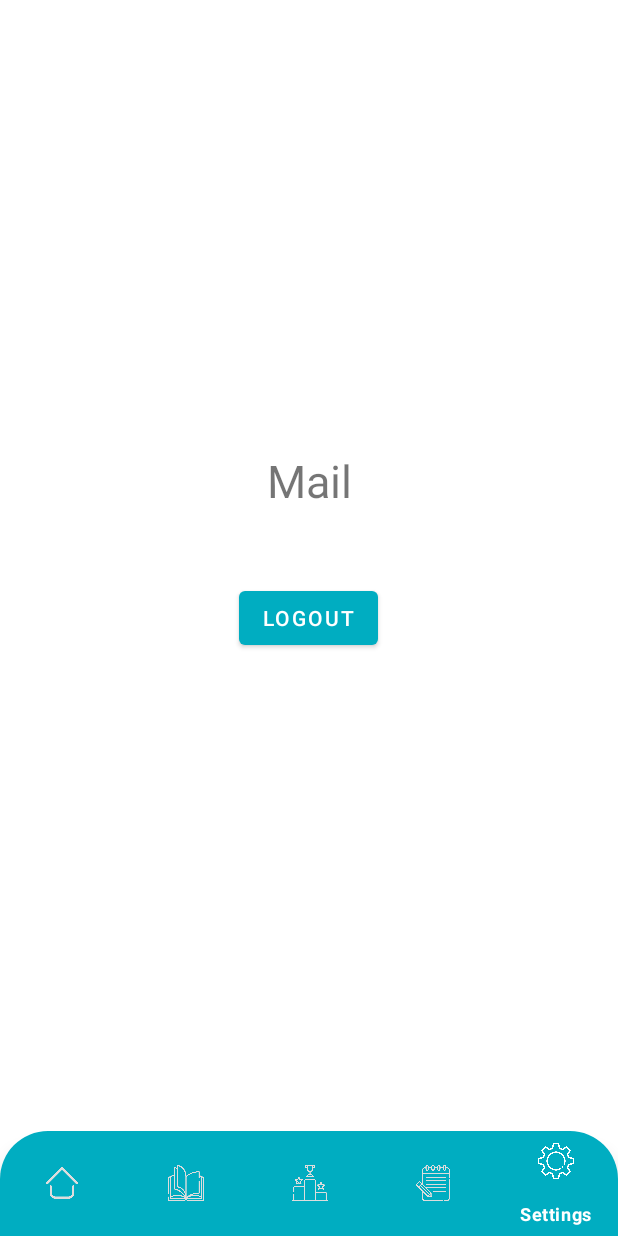
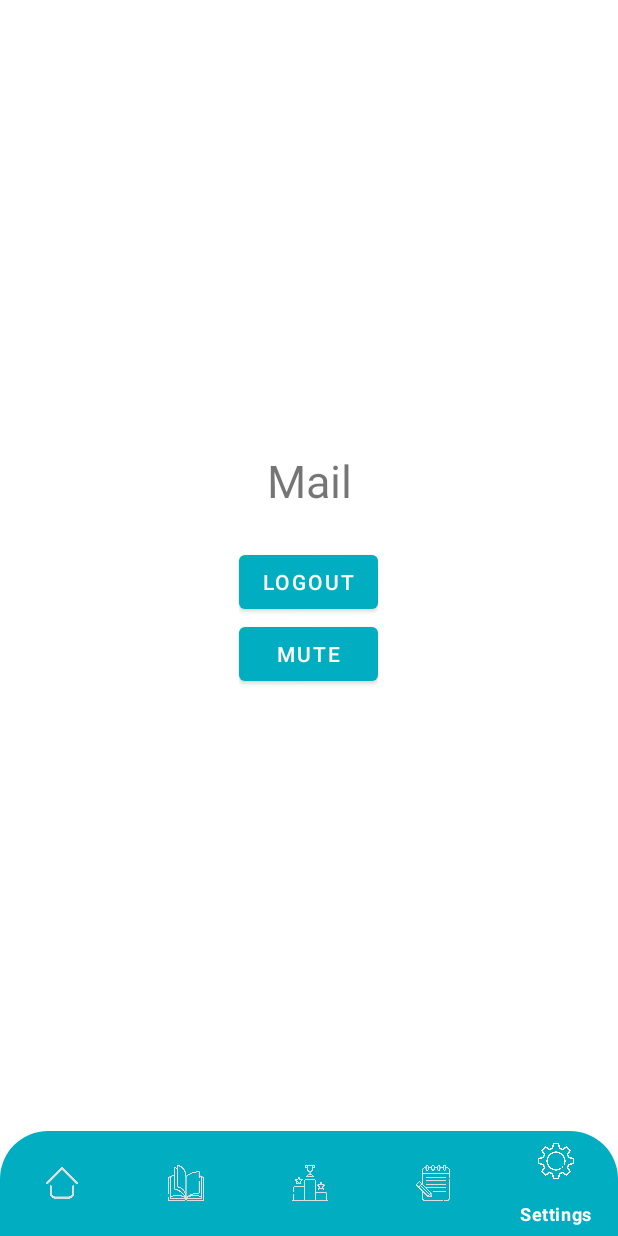
Before and after one commit to taiteng/RabbitU, an Android app: the Settings screen opened directly, with no data from a screen before it, on a phone screen of 412 x 824 dp. Run offline under Robolectric (Android 15) with nearby library versions, the phone set to English and light mode, and no system bars; our stand-ins replace Firebase (no records; nobody signed in at launch, a user with empty details on screens opened directly).

Commit message:
newest version

```diff
--- a/app/src/main/java/com/example/rabbitu/MainActivity.java
+++ b/app/src/main/java/com/example/rabbitu/MainActivity.java
@@ -101,7 +101,6 @@ public class MainActivity extends AppCompatActivity {
         });
 
         isPlayingMusic = true;
-        musicAudio = "https://firebasestorage.googleapis.com/v0/b/rabbitu-ae295.appspot.com/o/Eric%20Godlow%20Beats%20-%20follow%20me.mp3?alt=media&token=a5723865-1f95-4e46-818d-935192f427f0";
 
         mBottomNavigationView.setOnItemSelectedListener(new NavigationBarView.OnItemSelectedListener() {
             @Override
--- a/app/src/main/java/com/example/rabbitu/Settings.java
+++ b/app/src/main/java/com/example/rabbitu/Settings.java
@@ -23,7 +23,7 @@ public class Settings extends AppCompatActivity {
 
     BottomNavigationView mBottomNavigationView;
     FirebaseAuth mAuth;
-    Button LogoutBtn;
+    Button LogoutBtn, MusicBtn;
     TextView mail;
 
     GoogleSignInOptions gso;
@@ -36,12 +36,12 @@ public class Settings extends AppCompatActivity {
 
         mAuth = FirebaseAuth.getInstance();
 
-        LogoutBtn = findViewById(R.id.btnLogout);
+        LogoutBtn = findViewById(R.id.button_logout);
+        MusicBtn = findViewById(R.id.button_music);
         mail = findViewById(R.id.userEmail);
 
         mBottomNavigationView = findViewById(R.id.bottom_navigation_bar);
         mBottomNavigationView.setSelectedItemId(R.id.item5);
-
 
         gso = new GoogleSignInOptions.Builder(GoogleSignInOptions.DEFAULT_SIGN_IN)
                 .requestEmail()
--- a/app/src/main/res/layout/activity_login.xml
+++ b/app/src/main/res/layout/activity_login.xml
@@ -91,7 +91,7 @@
             <androidx.appcompat.widget.AppCompatButton
                 android:id="@+id/LoginButton"
                 style="@style/loginButton"
-                android:text="Login"
+                android:text="@string/login_button"
                 android:layout_gravity="center_horizontal"
                 android:layout_marginTop="@dimen/loginViewsMargin" />
 
@@ -102,7 +102,7 @@
                 android:textStyle="bold"
                 android:textColor="@color/themeColor"
                 android:textSize="17sp"
-                android:text="New user? Register Now"
+                android:text="@string/new_user_register_now"
                 android:layout_marginTop="@dimen/loginViewsMargin"
                 android:onClick="onRegisterClick"/>
 
--- a/app/src/main/res/layout/activity_register.xml
+++ b/app/src/main/res/layout/activity_register.xml
@@ -126,7 +126,7 @@
                     <androidx.appcompat.widget.AppCompatButton
                         android:id="@+id/RegisterButton"
                         style="@style/loginButton"
-                        android:text="Register"
+                        android:text="@string/register_button"
                         android:layout_gravity="center_horizontal"
                         android:layout_marginTop="@dimen/loginViewsMargin" />
 
@@ -137,7 +137,7 @@
                         android:textStyle="bold"
                         android:textColor="@color/themeColor"
                         android:textSize="17sp"
-                        android:text="Already have an account?"
+                        android:text="@string/already_have_an_account"
                         android:layout_marginTop="@dimen/loginViewsMargin"
                         android:onClick="onLoginClick"/>
 
--- a/app/src/main/res/layout/activity_settings.xml
+++ b/app/src/main/res/layout/activity_settings.xml
@@ -11,19 +11,34 @@
         android:layout_width="wrap_content"
         android:layout_height="wrap_content"
         android:layout_above="@+id/bottom_navigation_bar"
-        android:layout_alignEnd="@+id/btnLogout"
+        android:layout_alignEnd="@+id/button_layout"
         android:layout_marginEnd="17dp"
         android:layout_marginBottom="413dp"
         android:text="Mail"
         android:textSize="30sp" />
 
-    <Button
-        android:id="@+id/btnLogout"
+    <LinearLayout
+        android:id="@+id/button_layout"
         android:layout_width="wrap_content"
         android:layout_height="wrap_content"
         android:layout_centerInParent="true"
-        android:text="Logout"
-        android:textColor="@color/white"/>
+        android:orientation="vertical">
+
+        <Button
+            android:id="@+id/button_logout"
+            android:layout_width="match_parent"
+            android:layout_height="wrap_content"
+            android:text="@string/logout_button"
+            android:textColor="@color/white"/>
+
+        <Button
+            android:id="@+id/button_music"
+            android:layout_width="match_parent"
+            android:layout_height="wrap_content"
+            android:text="@string/music_button"
+            android:textColor="@color/white"/>
+
+    </LinearLayout>
 
     <com.google.android.material.bottomnavigation.BottomNavigationView
         android:id="@+id/bottom_navigation_bar"
--- a/app/src/main/res/values/strings.xml
+++ b/app/src/main/res/values/strings.xml
@@ -17,4 +17,10 @@
     <string name="start_button">Start</string>
     <string name="pause_button">Pause</string>
     <string name="reset_button">Reset</string>
+    <string name="login_button">Login</string>
+    <string name="register_button">Register</string>
+    <string name="logout_button">Logout</string>
+    <string name="music_button">Mute</string>
+    <string name="already_have_an_account">Already have an account?</string>
+    <string name="new_user_register_now">New user? Register Now</string>
 </resources>
```
